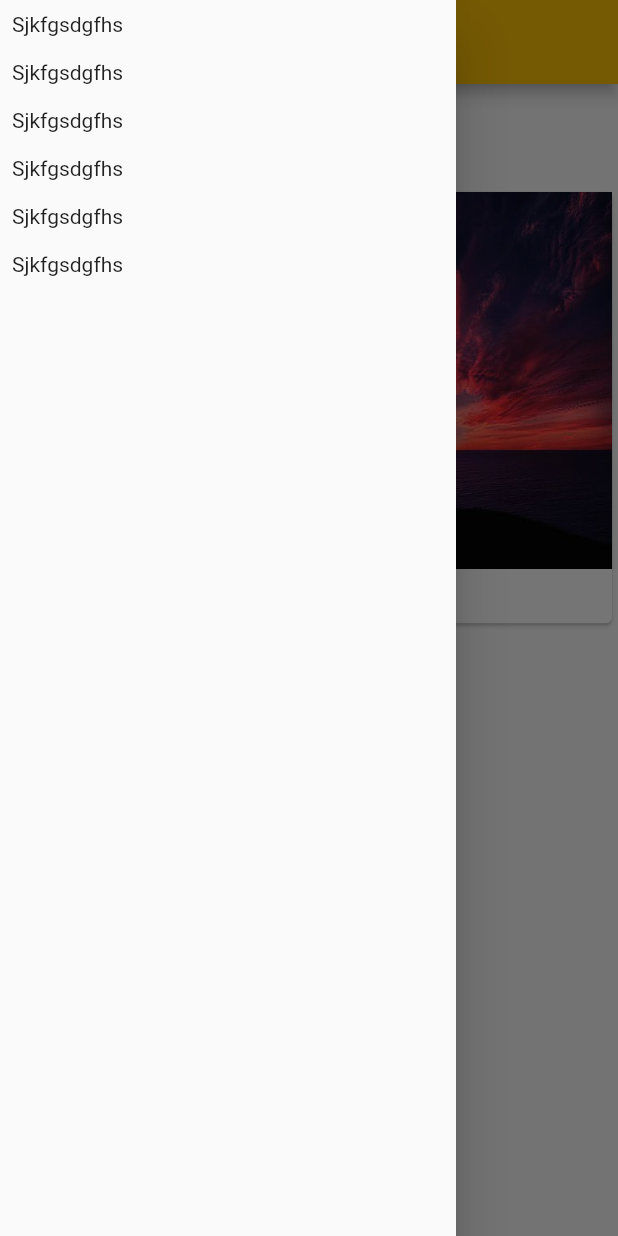
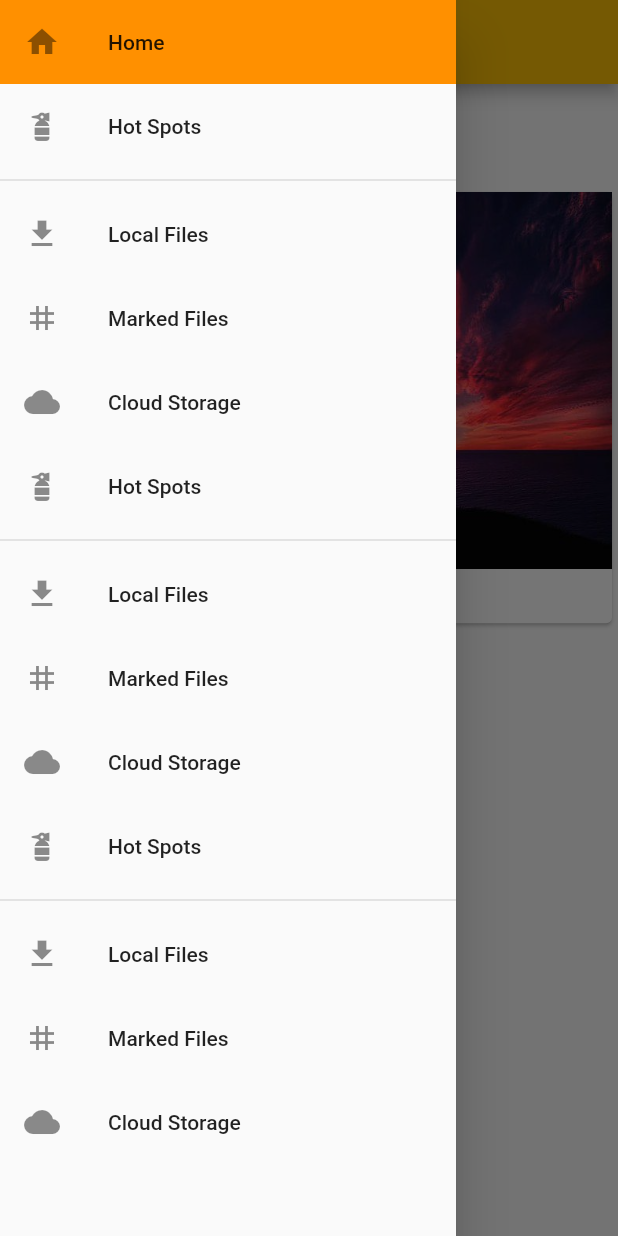
Before and after one commit to kaustav991/flutterApp, a Flutter app: the screen it shows after launch, with the side drawer open, on a phone screen of 412 x 824 dp. Run offline on Flutter 3.47's test engine with Material 2 defaults, Android fonts, the phone set to English and light mode, and no system bars.

Commit message:
Updated 24-02-2023

```diff
--- a/flutter_app/lib/main.dart
+++ b/flutter_app/lib/main.dart
@@ -1,3 +1,5 @@
+import 'dart:developer';
+
 import 'package:flutter/material.dart';
 import 'package:flutter_app/product_manager.dart';
 
@@ -18,45 +20,64 @@ class MyApp extends StatelessWidget {
             child: SingleChildScrollView(
               child: Column(
                 crossAxisAlignment: CrossAxisAlignment.start,
-                children: [
-                  GestureDetector(
-                    onTap: () {},
-                    child: Padding(
-                      padding: const EdgeInsets.all(8.0),
-                      child: Container(
-                        child: Text('Sjkfgsdgfhs'),
+                children: const [
+                  ListTile(
+                    tileColor: Color(0xFFFF9000),
+                    focusColor: Color(0xFFFF9000),
+                    hoverColor: Color(0xFFFF9000),
+                    title: Text('Home'),
+                    leading: Icon(Icons.home),
                   ),
+                  ListTile(
+                    title: Text('Hot Spots'),
+                    leading: Icon(Icons.fire_extinguisher),
                   ),
+                  Divider(thickness: 1),
+                  ListTile(
+                    title: Text('Local Files'),
+                    leading: Icon(Icons.download),
                   ),
-                  Padding(
-                    padding: const EdgeInsets.all(8.0),
-                    child: Container(
-                      child: Text('Sjkfgsdgfhs'),
+                  ListTile(
+                    title: Text('Marked Files'),
+                    leading: Icon(Icons.tag),
                   ),
+                  ListTile(
+                    title: Text('Cloud Storage'),
+                    leading: Icon(Icons.cloud),
                   ),
-                  Padding(
-                    padding: const EdgeInsets.all(8.0),
-                    child: Container(
-                      child: Text('Sjkfgsdgfhs'),
+                  ListTile(
+                    title: Text('Hot Spots'),
+                    leading: Icon(Icons.fire_extinguisher),
                   ),
+                  Divider(thickness: 1),
+                  ListTile(
+                    title: Text('Local Files'),
+                    leading: Icon(Icons.download),
                   ),
-                  Padding(
-                    padding: const EdgeInsets.all(8.0),
-                    child: Container(
-                      child: Text('Sjkfgsdgfhs'),
+                  ListTile(
+                    title: Text('Marked Files'),
+                    leading: Icon(Icons.tag),
                   ),
+                  ListTile(
+                    title: Text('Cloud Storage'),
+                    leading: Icon(Icons.cloud),
                   ),
-                  Padding(
-                    padding: const EdgeInsets.all(8.0),
-                    child: Container(
-                      child: Text('Sjkfgsdgfhs'),
+                  ListTile(
+                    title: Text('Hot Spots'),
+                    leading: Icon(Icons.fire_extinguisher),
                   ),
+                  Divider(thickness: 1),
+                  ListTile(
+                    title: Text('Local Files'),
+                    leading: Icon(Icons.download),
                   ),
-                  Padding(
-                    padding: const EdgeInsets.all(8.0),
-                    child: Container(
-                      child: Text('Sjkfgsdgfhs'),
+                  ListTile(
+                    title: Text('Marked Files'),
+                    leading: Icon(Icons.tag),
                   ),
+                  ListTile(
+                    title: Text('Cloud Storage'),
+                    leading: Icon(Icons.cloud),
                   ),
                 ],
               ),
```
Lines whose indentation alone changed are shown as unchanged.
